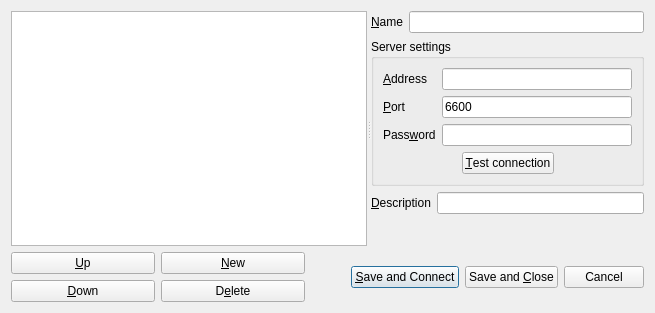
The window that src/ConnectionDialog.ui (soramimi/SkyMPC) describes before a commit, drawn with Qt 5.
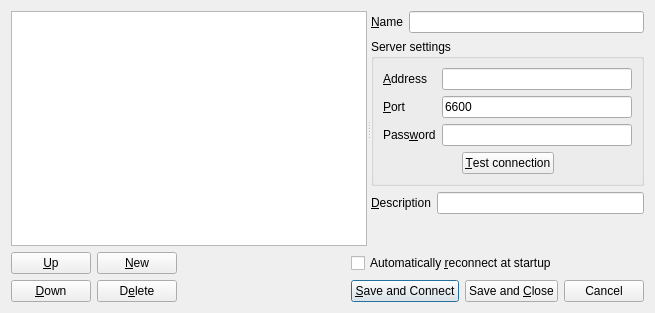
The same window after the commit.

Commit message: reconnect check box

What changed in the file:
```diff
--- a/src/ConnectionDialog.ui
+++ b/src/ConnectionDialog.ui
@@ -13,8 +13,8 @@
   <property name="windowTitle">
    <string>Connection</string>
   </property>
-  <layout class="QGridLayout" name="gridLayout">
-   <item row="0" column="0">
+  <layout class="QVBoxLayout" name="verticalLayout_4">
+   <item>
     <widget class="QSplitter" name="splitter">
      <property name="sizePolicy">
       <sizepolicy hsizetype="Expanding" vsizetype="Expanding">
@@ -219,8 +219,8 @@
      </widget>
     </widget>
    </item>
-   <item row="1" column="0">
-    <layout class="QGridLayout" name="gridLayout_2">
+   <item>
+    <layout class="QGridLayout" name="gridLayout">
      <item row="0" column="0">
       <widget class="QPushButton" name="pushButton_up">
        <property name="text">
@@ -235,6 +235,13 @@
        </property>
       </widget>
      </item>
+     <item row="0" column="3" colspan="3">
+      <widget class="QCheckBox" name="checkBox_auto_reconnect">
+       <property name="text">
+        <string>Automatically &amp;reconnect at startup</string>
+       </property>
+      </widget>
+     </item>
      <item row="1" column="0">
       <widget class="QPushButton" name="pushButton_down">
        <property name="text">
@@ -249,9 +256,7 @@
        </property>
       </widget>
      </item>
-     <item row="0" column="2" rowspan="2" colspan="2">
-      <layout class="QHBoxLayout" name="horizontalLayout">
-       <item>
+     <item row="1" column="2">
         <spacer name="horizontalSpacer">
          <property name="orientation">
           <enum>Qt::Horizontal</enum>
@@ -264,7 +269,7 @@
          </property>
         </spacer>
        </item>
-       <item>
+     <item row="1" column="3">
         <widget class="QPushButton" name="pushButton_connect">
          <property name="text">
           <string>&amp;Save and Connect</string>
@@ -274,14 +279,14 @@
          </property>
         </widget>
        </item>
-       <item>
+     <item row="1" column="4">
         <widget class="QPushButton" name="pushButton_save_and_close">
          <property name="text">
           <string>Save and &amp;Close</string>
          </property>
         </widget>
        </item>
-       <item>
+     <item row="1" column="5">
         <widget class="QPushButton" name="pushButton_close">
          <property name="text">
           <string>Cancel</string>
@@ -291,8 +296,6 @@
       </layout>
      </item>
     </layout>
-   </item>
-  </layout>
  </widget>
  <tabstops>
   <tabstop>lineEdit_name</tabstop>
```
Left out of the diff: 3 changed lines with no effect on the pictures. Lines whose indentation alone changed are shown as unchanged. The commit also changes 7 other files.
